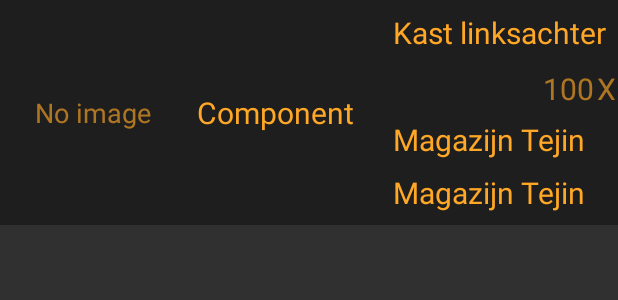
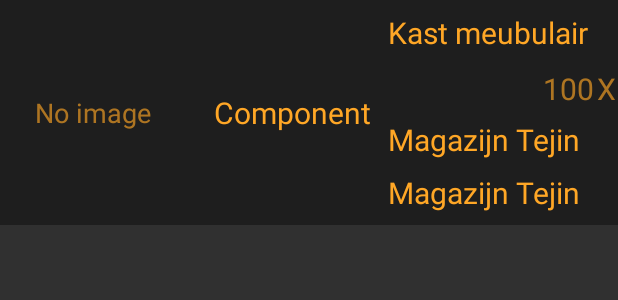
Before and after one commit to MwBakker/Digital-Storage, an Android app: the layout searched_entity.xml on its own in the app's theme, with its tools: preview values and no code run, on a phone screen of 412 x 824 dp. Shown: the top 300 px of the screen. Run offline under Robolectric (Android 15) with nearby library versions, the phone set to English and light mode, and no system bars.

Commit message:
fixed alignment + possible count value in the search results

```diff
--- a/app/src/main/java/com/mwb/digitalstorage/misc/ImageProcessor.java
+++ b/app/src/main/java/com/mwb/digitalstorage/misc/ImageProcessor.java
@@ -7,18 +7,13 @@ import android.database.Cursor;
 import android.graphics.Bitmap;
 import android.graphics.BitmapFactory;
 import android.net.Uri;
-import android.os.Environment;
 import android.provider.MediaStore;
 import java.io.File;
-import java.io.FileInputStream;
-import java.io.FileNotFoundException;
 import java.io.IOException;
 import java.text.SimpleDateFormat;
 import java.util.Date;
 import androidx.core.content.FileProvider;
 
-import static android.os.Environment.getExternalStorageDirectory;
-import static android.os.Environment.getExternalStoragePublicDirectory;
 
 public class ImageProcessor
 {
--- a/app/src/main/java/com/mwb/digitalstorage/modelUI/UIComponent.java
+++ b/app/src/main/java/com/mwb/digitalstorage/modelUI/UIComponent.java
@@ -82,7 +82,7 @@ public class UIComponent implements UIEntity
     public String getImgPath() { return imgPath; }
 
     @Override
-    public int getCount() { return Integer.parseInt(countObsv.get()); }
+    public String getCount() { return countObsv.get(); }
 
     @Override
     public boolean isComponent() { return true; }
--- a/app/src/main/java/com/mwb/digitalstorage/modelUI/UIEntity.java
+++ b/app/src/main/java/com/mwb/digitalstorage/modelUI/UIEntity.java
@@ -24,7 +24,7 @@ public interface UIEntity
 
     void removeImg();
 
-    int getCount();
+    String getCount();
 
     boolean isComponent();
 }
--- a/app/src/main/java/com/mwb/digitalstorage/modelUI/UIRack.java
+++ b/app/src/main/java/com/mwb/digitalstorage/modelUI/UIRack.java
@@ -64,7 +64,7 @@ public class UIRack implements UIEntity
     public String getImgPath() { return imgPath; }
 
     @Override
-    public int getCount() { return 0; }
+    public String getCount() { return " "; }
 
     @Override
     public boolean isComponent() { return false; }
--- a/app/src/main/java/com/mwb/digitalstorage/modelUI/UIStorage.java
+++ b/app/src/main/java/com/mwb/digitalstorage/modelUI/UIStorage.java
@@ -3,7 +3,6 @@ package com.mwb.digitalstorage.modelUI;
 import android.graphics.Bitmap;
 
 import com.mwb.digitalstorage.RackOverViewActivity;
-import com.mwb.digitalstorage.StorageOverViewActivity;
 import androidx.databinding.ObservableField;
 
 
@@ -65,7 +64,7 @@ public class UIStorage implements UIEntity
     public String getImgPath() { return imgPath; }
 
     @Override
-    public int getCount() { return 0; }
+    public String getCount() { return " "; }
 
     @Override
     public boolean isComponent() { return false; }
--- a/app/src/main/res/drawable/btn_icon_background.xml
+++ b/app/src/main/res/drawable/btn_icon_background.xml
@@ -7,7 +7,7 @@
     </item>
     <item>
         <shape>
-            <solid android:color="@android:color/transparent"/>
+            <solid android:color="#3C2E2B2B"/>
         </shape>
     </item>
 </selector>
--- a/app/src/main/res/layout/activity_rack_overview.xml
+++ b/app/src/main/res/layout/activity_rack_overview.xml
@@ -56,6 +56,7 @@
             android:id="@+id/rv_racks"
             style="@style/recycler_view_storages"
             android:layout_width="match_parent"
+            android:layout_height="0dp"
             android:layout_marginTop="20dp"
             android:adapter="@{vm.rackListAdapterObsv}"
             app:layoutManager="androidx.recyclerview.widget.GridLayoutManager"
--- a/app/src/main/res/layout/searched_entity.xml
+++ b/app/src/main/res/layout/searched_entity.xml
@@ -33,6 +33,7 @@
             app:layout_constraintWidth_percent="0.3" />
 
         <TextView
+            android:id="@+id/textView"
             style="@style/wrap_content"
             android:text="@string/no_image"
             android:textColor="#A4FFA726"
@@ -52,28 +53,33 @@
             android:textSize="20sp"
             app:layout_constraintBottom_toBottomOf="parent"
             app:layout_constraintLeft_toRightOf="@id/img"
+            app:layout_constraintRight_toLeftOf="@id/txt_entity_name"
             app:layout_constraintTop_toTopOf="parent"
             tools:text="Component" />
 
         <TextView
             android:id="@+id/txt_entity_name"
-            style="@style/wrap_content"
+            android:layout_width="0dp"
+            android:layout_height="wrap_content"
             android:layout_marginTop="8dp"
-            android:layout_marginEnd="8dp"
+            android:layout_marginRight="20dp"
+            android:gravity="start"
             android:text="@{UIEntity.name}"
             android:textColor="@color/icon_color"
             android:textSize="20sp"
             app:layout_constraintRight_toRightOf="parent"
             app:layout_constraintTop_toTopOf="parent"
-            tools:text="Kast linksachter" />
+            tools:text="Kast meubulair" />
 
         <TextView
             android:id="@+id/txt_component_amount"
-            style="@style/wrap_content"
+            android:layout_width="0dp"
+            android:layout_height="wrap_content"
             android:layout_marginTop="10dp"
             android:layout_marginEnd="16dp"
             android:layout_marginBottom="24dp"
-            android:text="@{UIEntity.count}"
+            android:gravity="start"
+            android:text="@{UIEntity.isComponent ? UIEntity.count : null}"
             android:textColor="#A4FFA726"
             android:textSize="20sp"
             android:visibility="@{UIEntity.isComponent ? View.VISIBLE : View.GONE}"
@@ -94,8 +100,10 @@
 
         <TextView
             android:id="@+id/txt_entity_belonging"
-            style="@style/wrap_content"
+            android:layout_width="0dp"
+            android:layout_height="wrap_content"
             android:layout_marginTop="44dp"
+            android:gravity="start"
             android:text="@{UIEntity.foreignKeyName}"
             android:textColor="@color/icon_color"
             android:textSize="20sp"
@@ -104,8 +112,11 @@
             tools:text="Magazijn Tejin" />
 
         <TextView
-            style="@style/wrap_content"
+            android:id="@+id/textView2"
+            android:layout_width="0dp"
+            android:layout_height="wrap_content"
             android:layout_marginBottom="8dp"
+            android:gravity="start"
             android:text="@{UIEntity.secondaryForeignKeyName}"
             android:textColor="@color/icon_color"
             android:textSize="20sp"
```
Also changed, not shown: app/src/main/res/layout/rack_item.xml (+17 -17 lines).
